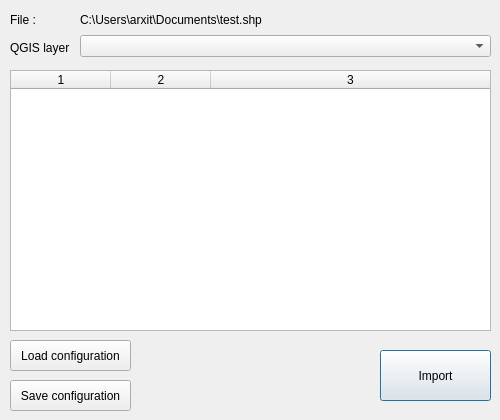
This is widgets/import_data/import_shp_dialog.ui in Geoportail-Luxembourg/qgis-pag-plugin as Qt 5 draws it before an edit. The edited form follows.
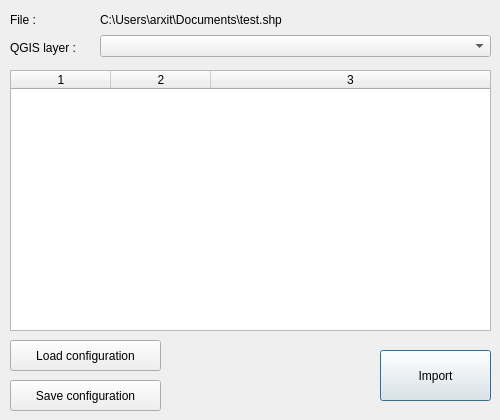
This is the edited form.

```diff
--- a/widgets/import_data/import_shp_dialog.ui
+++ b/widgets/import_data/import_shp_dialog.ui
@@ -25,9 +25,9 @@
   <widget class="QLabel" name="lblFilename">
    <property name="geometry">
     <rect>
-     <x>80</x>
+     <x>100</x>
      <y>10</y>
-     <width>411</width>
+     <width>391</width>
      <height>20</height>
     </rect>
    </property>
@@ -40,7 +40,7 @@
     <rect>
      <x>10</x>
      <y>40</y>
-     <width>61</width>
+     <width>81</width>
      <height>16</height>
     </rect>
    </property>
@@ -51,9 +51,9 @@
   <widget class="QComboBox" name="cbbLayers">
    <property name="geometry">
     <rect>
-     <x>80</x>
+     <x>100</x>
      <y>35</y>
-     <width>411</width>
+     <width>391</width>
      <height>22</height>
     </rect>
    </property>
@@ -107,7 +107,7 @@
     <rect>
      <x>10</x>
      <y>340</y>
-     <width>121</width>
+     <width>151</width>
      <height>31</height>
     </rect>
    </property>
@@ -120,7 +120,7 @@
     <rect>
      <x>10</x>
      <y>380</y>
-     <width>121</width>
+     <width>151</width>
      <height>31</height>
     </rect>
    </property>
@@ -133,7 +133,7 @@
     <rect>
      <x>10</x>
      <y>10</y>
-     <width>46</width>
+     <width>81</width>
      <height>20</height>
     </rect>
    </property>
```
